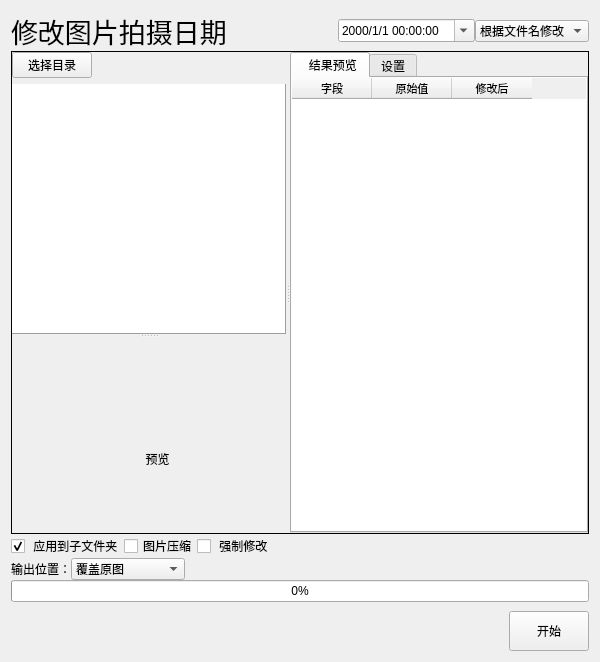
This is app/ui/image_tools/modify_date/modify_date_ui.ui in LC044/EasyBox as Qt 5 draws it before an edit. The edited form follows.
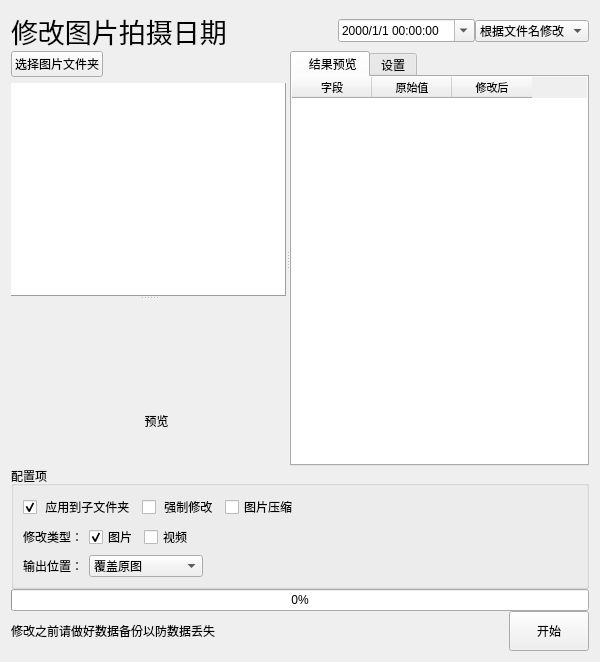
This is the edited form.

Commit message: 改用pyexiftool管理元数据,支持修改视频时间

The edit to the form file:
```diff
--- a/app/ui/image_tools/modify_date/modify_date_ui.ui
+++ b/app/ui/image_tools/modify_date/modify_date_ui.ui
@@ -16,7 +16,7 @@
   <property name="styleSheet">
    <string notr="true"/>
   </property>
-  <layout class="QVBoxLayout" name="verticalLayout">
+  <layout class="QVBoxLayout" name="verticalLayout_6">
    <property name="spacing">
     <number>0</number>
    </property>
@@ -94,7 +94,7 @@
       </sizepolicy>
      </property>
      <property name="frameShape">
-      <enum>QFrame::Shape::Box</enum>
+      <enum>QFrame::Shape::NoFrame</enum>
      </property>
      <property name="orientation">
       <enum>Qt::Orientation::Horizontal</enum>
@@ -121,7 +121,7 @@
             </size>
            </property>
            <property name="text">
-            <string>选择目录</string>
+            <string>选择图片文件夹</string>
            </property>
           </widget>
          </item>
@@ -307,6 +307,12 @@
     </widget>
    </item>
    <item>
+    <widget class="QGroupBox" name="groupBox">
+     <property name="title">
+      <string>配置项</string>
+     </property>
+     <layout class="QVBoxLayout" name="verticalLayout">
+      <item>
     <layout class="QHBoxLayout" name="horizontalLayout_3">
      <item>
       <widget class="QCheckBox" name="checkBox_apply_child">
@@ -321,13 +327,6 @@
        </property>
       </widget>
      </item>
-     <item>
-      <widget class="QCheckBox" name="checkBox_compress">
-       <property name="text">
-        <string>图片压缩</string>
-       </property>
-      </widget>
-     </item>
      <item>
       <widget class="QCheckBox" name="checkBox_force_modify">
        <property name="toolTip">
@@ -338,6 +337,13 @@
        </property>
       </widget>
      </item>
+        <item>
+         <widget class="QCheckBox" name="checkBox_compress">
+          <property name="text">
+           <string>图片压缩</string>
+          </property>
+         </widget>
+        </item>
      <item>
       <spacer name="horizontalSpacer_3">
        <property name="orientation">
@@ -353,6 +359,50 @@
      </item>
     </layout>
    </item>
+      <item>
+       <layout class="QHBoxLayout" name="horizontalLayout_6">
+        <item>
+         <widget class="QLabel" name="label_3">
+          <property name="text">
+           <string>修改类型：</string>
+          </property>
+         </widget>
+        </item>
+        <item>
+         <widget class="QCheckBox" name="checkBox_image">
+          <property name="enabled">
+           <bool>true</bool>
+          </property>
+          <property name="text">
+           <string>图片</string>
+          </property>
+          <property name="checked">
+           <bool>true</bool>
+          </property>
+         </widget>
+        </item>
+        <item>
+         <widget class="QCheckBox" name="checkBox_video">
+          <property name="text">
+           <string>视频</string>
+          </property>
+         </widget>
+        </item>
+        <item>
+         <spacer name="horizontalSpacer_4">
+          <property name="orientation">
+           <enum>Qt::Orientation::Horizontal</enum>
+          </property>
+          <property name="sizeHint" stdset="0">
+           <size>
+            <width>40</width>
+            <height>20</height>
+           </size>
+          </property>
+         </spacer>
+        </item>
+       </layout>
+      </item>
    <item>
     <layout class="QHBoxLayout" name="horizontalLayout_5">
      <item>
@@ -403,6 +453,9 @@
      </item>
     </layout>
    </item>
+     </layout>
+    </widget>
+   </item>
    <item>
     <widget class="QProgressBar" name="progressBar">
      <property name="value">
@@ -412,9 +465,6 @@
    </item>
    <item>
     <layout class="QHBoxLayout" name="horizontalLayout">
-     <property name="topMargin">
-      <number>9</number>
-     </property>
      <item>
       <widget class="QLabel" name="label_current_file">
        <property name="maximumSize">
@@ -424,7 +474,7 @@
         </size>
        </property>
        <property name="text">
-        <string/>
+        <string>修改之前请做好数据备份以防数据丢失</string>
        </property>
       </widget>
      </item>
```
Lines whose indentation alone changed are shown as unchanged. The commit also changes 455 other files.
